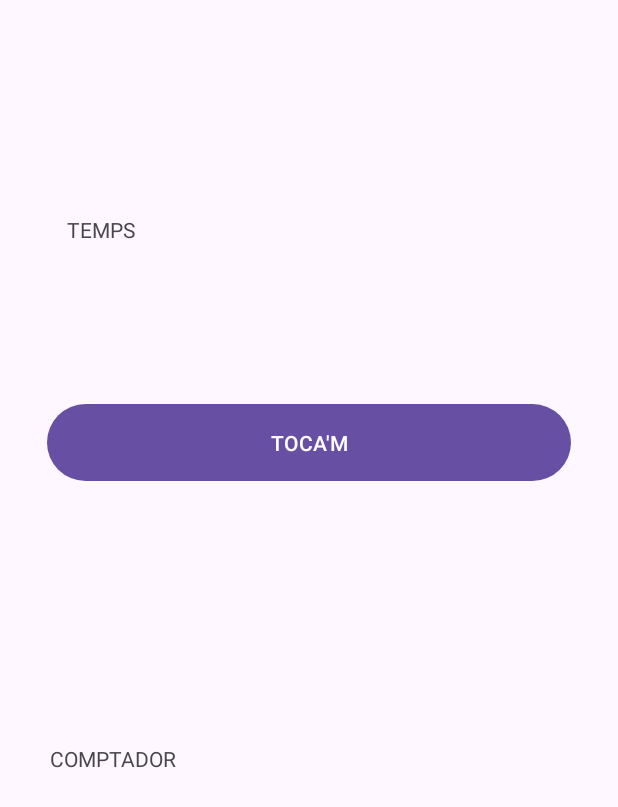
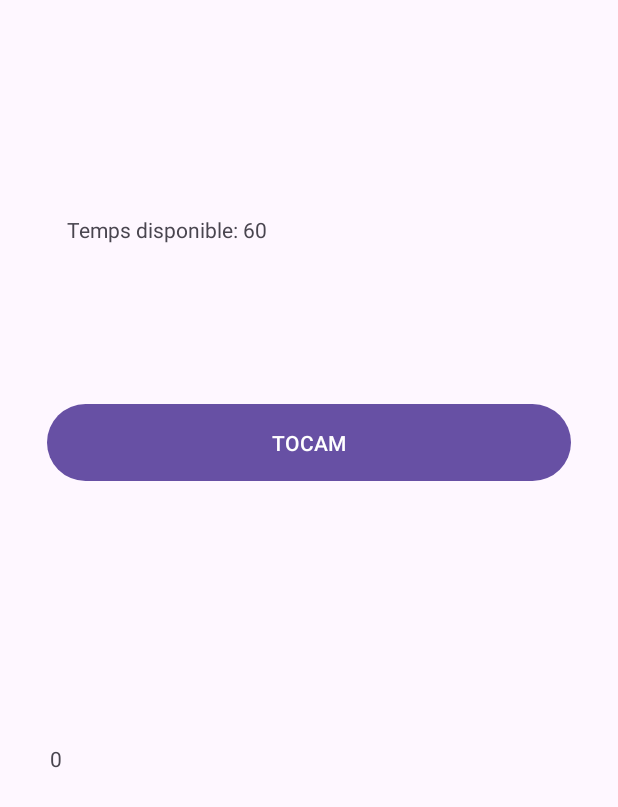
Before and after one commit to SergioBertomeu/Comptador, an Android app: the screen it shows after launch (MainActivity), on a phone screen of 412 x 824 dp. Shown: the top 807 px of the screen. Run offline under Robolectric (Android 15) with nearby library versions, the phone set to English and light mode, and no system bars.

Commit message:
Aderir codi a el comptador i el temps

```diff
--- a/app/src/main/java/com/sberto/comptador/MainActivity.kt
+++ b/app/src/main/java/com/sberto/comptador/MainActivity.kt
@@ -2,10 +2,37 @@ package com.sberto.comptador
 
 import androidx.appcompat.app.AppCompatActivity
 import android.os.Bundle
+import android.widget.Button
+import android.widget.TextView
+import org.w3c.dom.Text
 
 class MainActivity : AppCompatActivity() {
+
+    internal lateinit var tapMeButton : Button
+    internal lateinit var timeText : TextView
+    internal lateinit var counterText : TextView
+    internal var counter = 0
+    internal var time = 60
     override fun onCreate(savedInstanceState: Bundle?) {
         super.onCreate(savedInstanceState)
         setContentView(R.layout.activity_main)
+
+
+         tapMeButton = findViewById(R.id.tapMeButton)
+        timeText = findViewById(R.id.timeText)
+        counterText = findViewById(R.id.counterText)
+
+        tapMeButton.setOnClickListener {
+            incrementCounter()
+        }
+
+        //timeText.text = time.toString()
+        timeText.text = getString(R.string.temps_disponible_1_d, time)
+
+    }
+
+    private fun incrementCounter() {
+        counter += 1 // = counter = counter +1
+        counterText.text = counter.toString()
     }
 }
--- a/app/src/main/res/layout/activity_main.xml
+++ b/app/src/main/res/layout/activity_main.xml
@@ -7,10 +7,10 @@
     tools:context=".MainActivity">
 
     <TextView
-        android:id="@+id/textView"
+        android:id="@+id/timeText"
         android:layout_width="351dp"
         android:layout_height="31dp"
-        android:text="TEMPS"
+        android:text="@string/temps_disponible_1_d"
         app:layout_constraintBottom_toBottomOf="parent"
         app:layout_constraintEnd_toEndOf="parent"
         app:layout_constraintHorizontal_bias="0.733"
@@ -19,25 +19,25 @@
         app:layout_constraintVertical_bias="0.181" />
 
     <Button
-        android:id="@+id/button"
+        android:id="@+id/tapMeButton"
         android:layout_width="349dp"
         android:layout_height="59dp"
-        android:text="TOCA'M"
+        android:text="@string/touchme"
         app:layout_constraintBottom_toBottomOf="parent"
         app:layout_constraintEnd_toEndOf="parent"
         app:layout_constraintStart_toStartOf="parent"
-        app:layout_constraintTop_toBottomOf="@+id/textView"
+        app:layout_constraintTop_toBottomOf="@+id/timeText"
         app:layout_constraintVertical_bias="0.154" />
 
     <TextView
-        android:id="@+id/textView2"
+        android:id="@+id/counterText"
         android:layout_width="345dp"
         android:layout_height="42dp"
-        android:text="COMPTADOR"
+        android:text="0"
         app:layout_constraintBottom_toBottomOf="parent"
         app:layout_constraintEnd_toEndOf="parent"
         app:layout_constraintStart_toStartOf="parent"
-        app:layout_constraintTop_toBottomOf="@+id/button"
+        app:layout_constraintTop_toBottomOf="@+id/tapMeButton"
         app:layout_constraintVertical_bias="0.375" />
 
 </androidx.constraintlayout.widget.ConstraintLayout>
--- a/app/src/main/res/values/strings.xml
+++ b/app/src/main/res/values/strings.xml
@@ -1,3 +1,5 @@
 <resources>
     <string name="app_name">comptador</string>
+    <string name="touchme">TOCAM</string>
+    <string name="temps_disponible_1_d">Temps disponible: %1$d</string>
 </resources>
```
